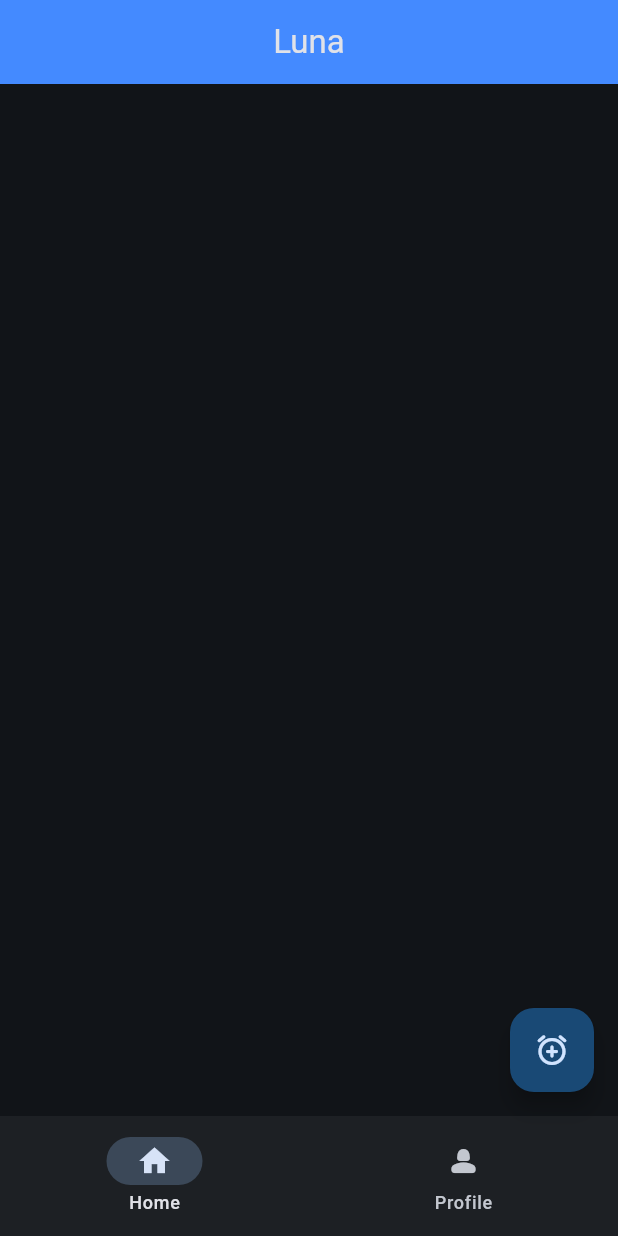
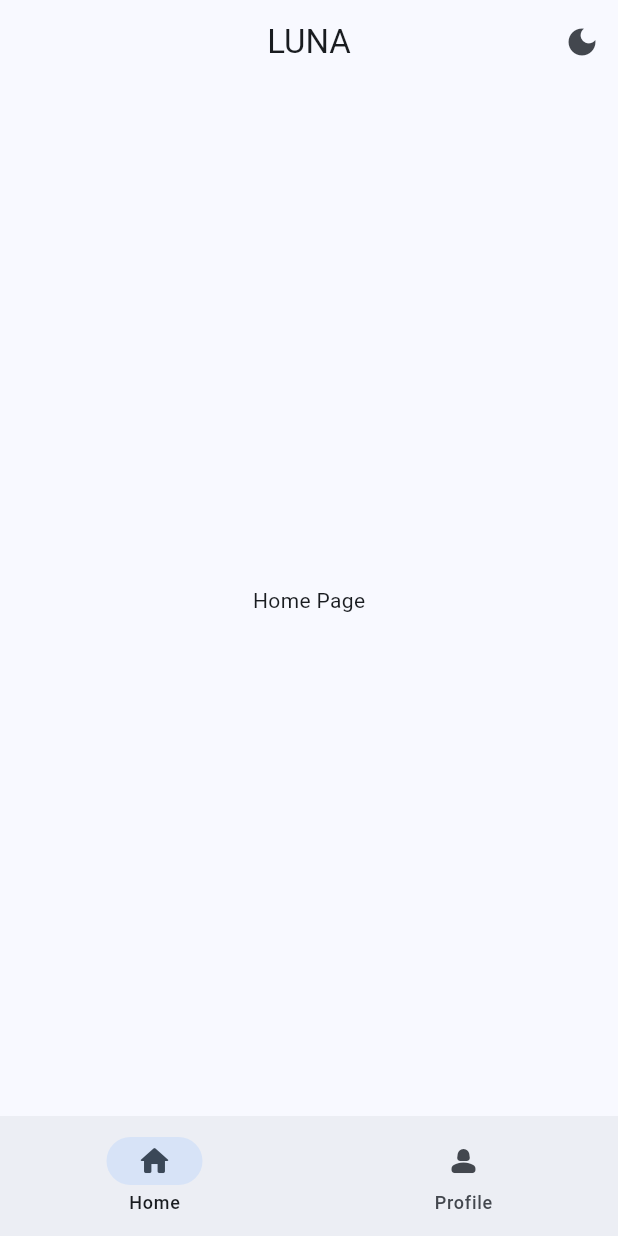
Before and after one commit to genedeh/first_flutter_app, a Flutter app: the screen it shows after launch, on a phone screen of 412 x 824 dp. Run offline on Flutter 3.47's test engine with Material 3 defaults, Android fonts, the phone set to English and light mode, and no system bars.

```diff
--- /dev/null
+++ b/lib/data/notifiers.dart
@@ -0,0 +1,8 @@
+// Value Notifier: holde data
+// Value Listenable Builder: listen to data change (do not need set state)
+
+import 'package:flutter/widgets.dart';
+
+ValueNotifier<int> selectedPageNotifier = ValueNotifier(0);
+
+ValueNotifier<bool> isDarkModeNotifier = ValueNotifier(false);
--- a/lib/main.dart
+++ b/lib/main.dart
@@ -1,3 +1,6 @@
+import 'package:first_flutter_app/data/notifiers.dart';
+import 'package:first_flutter_app/views/widget_tree.dart';
+import 'package:first_flutter_app/widgets/navbar_widget.dart';
 import 'package:flutter/material.dart';
 
 void main() {
@@ -12,40 +15,20 @@ class MyApp extends StatelessWidget {
 
   @override
   Widget build(BuildContext context) {
+    return ValueListenableBuilder(
+      valueListenable: isDarkModeNotifier,
+      builder: (context, isDarkMode, child) {
         return MaterialApp(
           debugShowCheckedModeBanner: false,
           theme: ThemeData(
             colorScheme: ColorScheme.fromSeed(
               seedColor: Colors.blue,
-          brightness: Brightness.dark,
+              brightness: isDarkMode ? Brightness.dark : Brightness.light,
             ),
           ),
-      home: Scaffold(
-        appBar: AppBar(
-          title: Text(title),
-          centerTitle: true,
-          backgroundColor: Colors.blueAccent,
-        ),
-        floatingActionButton: Column(
-          mainAxisSize: MainAxisSize.min,
-          children: [
-            FloatingActionButton(
-              onPressed: () {},
-              child: Icon(Icons.add_alarm_rounded),
-            ),
-          ],
-        ),
-        bottomNavigationBar: NavigationBar(
-          destinations: [
-            NavigationDestination(icon: Icon(Icons.home), label: 'Home'),
-            NavigationDestination(
-              icon: Icon(Icons.person_2_rounded),
-              label: 'Profile',
-            ),
-          ],
-          onDestinationSelected: (int value) => {print(value)},
-        ),
-      ),
+          home: WidgetTree(),
+        );
+      },
     );
   }
 }
--- /dev/null
+++ b/lib/views/pages/home_page.dart
@@ -0,0 +1,10 @@
+import 'package:flutter/material.dart';
+
+class HomePage extends StatelessWidget {
+  const HomePage({super.key});
+
+  @override
+  Widget build(BuildContext context) {
+    return Center(child: Text('Home Page'));
+  }
+}
--- /dev/null
+++ b/lib/views/pages/profile_page.dart
@@ -0,0 +1,10 @@
+import 'package:flutter/material.dart';
+
+class ProfilePage extends StatelessWidget {
+  const ProfilePage({super.key});
+
+  @override
+  Widget build(BuildContext context) {
+    return Center(child: Text('Profile Page'));
+  }
+}
--- /dev/null
+++ b/lib/views/widget_tree.dart
@@ -0,0 +1,43 @@
+import 'package:first_flutter_app/data/notifiers.dart';
+import 'package:first_flutter_app/views/pages/home_page.dart';
+import 'package:first_flutter_app/views/pages/profile_page.dart';
+import 'package:flutter/material.dart';
+
+import '../widgets/navbar_widget.dart';
+
+String title = 'LUNA';
+List<Widget> pages = [HomePage(), ProfilePage()];
+
+class WidgetTree extends StatelessWidget {
+  const WidgetTree({super.key});
+
+  @override
+  Widget build(BuildContext context) {
+    return Scaffold(
+      appBar: AppBar(
+        title: Text(title),
+        centerTitle: true,
+        actions: [
+          IconButton(
+            onPressed: () {
+              isDarkModeNotifier.value = !isDarkModeNotifier.value;
+            },
+            icon: ValueListenableBuilder(
+              valueListenable: isDarkModeNotifier,
+              builder: (context, isDarkMode, child) {
+                return Icon(isDarkMode ? Icons.light_mode : Icons.dark_mode);
+              },
+            ),
+          ),
+        ],
+      ),
+      body: ValueListenableBuilder(
+        valueListenable: selectedPageNotifier,
+        builder: (context, selectedPage, child) {
+          return pages.elementAt(selectedPage);
+        },
+      ),
+      bottomNavigationBar: NavbarWidget(),
+    );
+  }
+}
--- /dev/null
+++ b/lib/widgets/navbar_widget.dart
@@ -0,0 +1,31 @@
+import 'package:first_flutter_app/data/notifiers.dart';
+import 'package:flutter/material.dart';
+
+class NavbarWidget extends StatelessWidget {
+  const NavbarWidget({super.key});
+
+  @override
+  Widget build(BuildContext context) {
+    return ValueListenableBuilder(
+      valueListenable: selectedPageNotifier,
+      builder: (context, selectedPage, child) {
+        return NavigationBar(
+          destinations: [
+            NavigationDestination(
+              icon: Icon(Icons.home_rounded),
+              label: 'Home',
+            ),
+            NavigationDestination(
+              icon: Icon(Icons.person_2_rounded),
+              label: 'Profile',
+            ),
+          ],
+          onDestinationSelected: (int value) {
+            selectedPageNotifier.value = value;
+          },
+          selectedIndex: selectedPage,
+        );
+      },
+    );
+  }
+}
```
Lines whose indentation alone changed are shown as unchanged.
